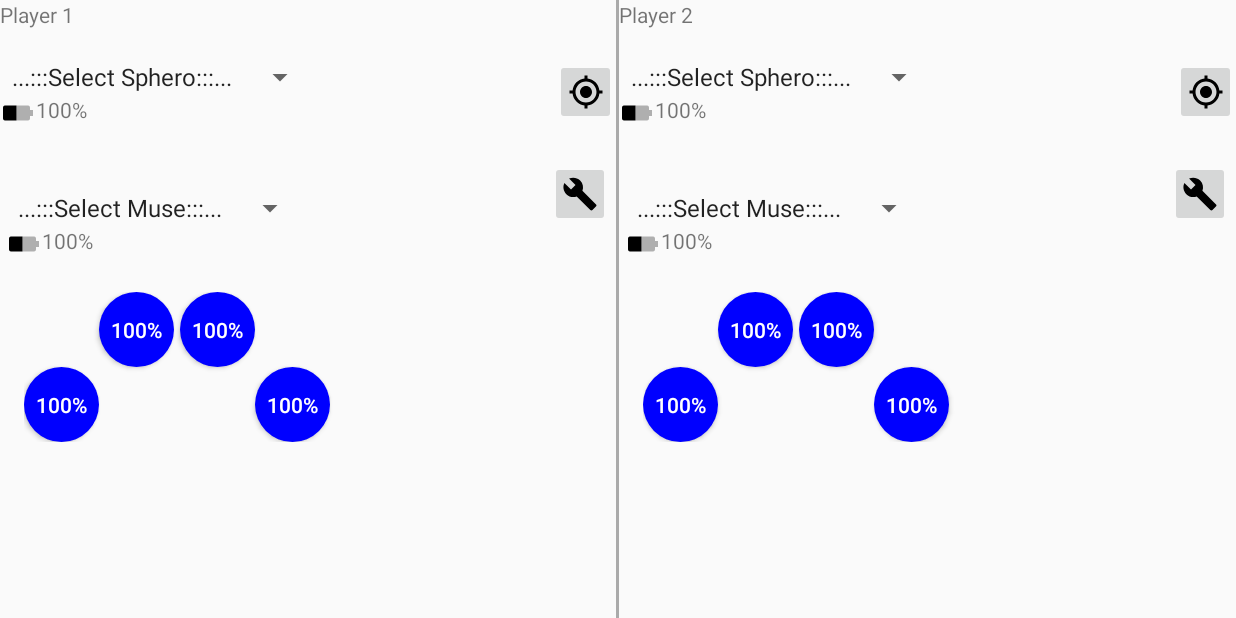
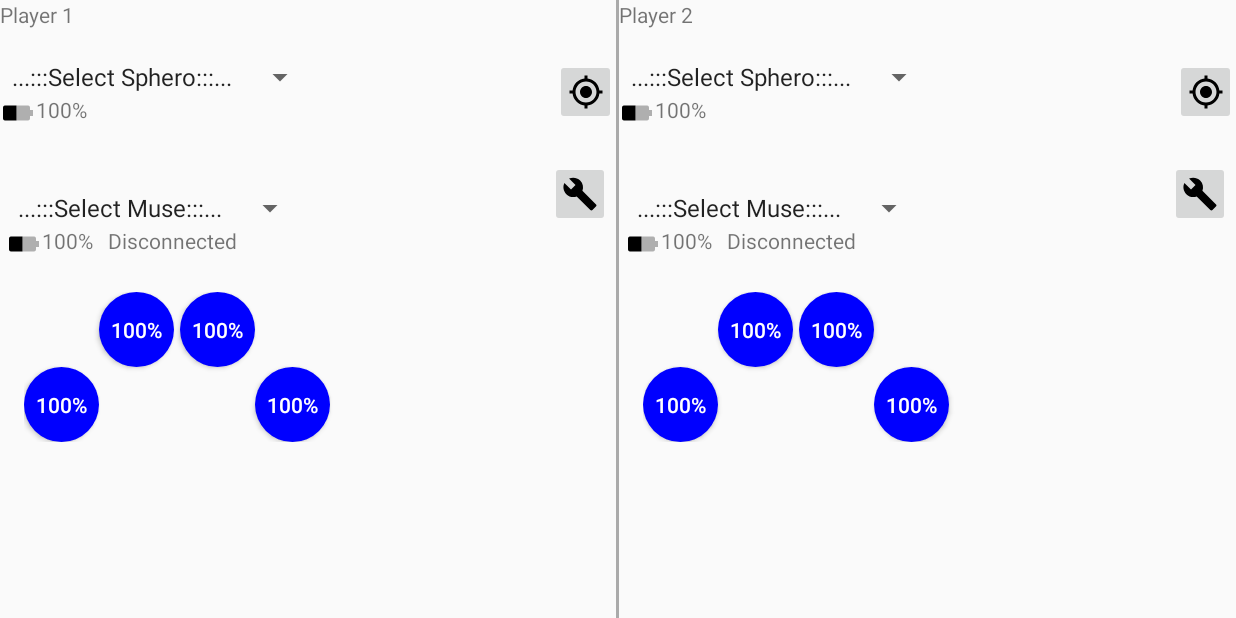
Before and after one commit to neuralcubes/musephero, an Android app: the screen it shows after launch (MainActivity), on a phone screen of 824 x 412 dp (held sideways). Run offline under Robolectric (Android 15) with nearby library versions, the phone set to English and light mode, and no system bars; libraries missing offline, so code that uses them is left out: com.interaxon.libmuse, com.orbotix, com.orbotix.common, com.orbotix.le; 4 statements that could not run were skipped.

Commit message:
Muse connect (#9)
* List and connect to the headbands

* Make mMuseHandler optional as it's initialised later

```diff
--- a/app/src/main/java/uk/co/neuralcubes/neuralates/ControlFragment.java
+++ b/app/src/main/java/uk/co/neuralcubes/neuralates/ControlFragment.java
@@ -12,12 +12,19 @@ import android.widget.Spinner;
 import android.widget.TextView;
 
 import com.google.common.base.Function;
+import com.google.common.base.Optional;
 import com.google.common.collect.Collections2;
+import com.google.common.collect.Lists;
+import com.google.common.eventbus.EventBus;
+import com.google.common.eventbus.Subscribe;
+import com.interaxon.libmuse.ConnectionState;
 
 import java.util.ArrayList;
 import java.util.Arrays;
 import java.util.Collection;
 import java.util.List;
+
+import uk.co.neuralcubes.neuralates.muse.PairedMuse;
 
 public class ControlFragment extends Fragment {
 
@@ -26,12 +33,15 @@ public class ControlFragment extends Fragment {
     private Spinner mSelectSphero, mSelectMuse;
     private TextView mBatterySphero, mBatteryMuse;
     private Collection<Button> mElectrodeButtons;
+    private EventBus mBus = new EventBus();
+    private Optional<PairedMuse> mMuseHandler = Optional.absent() ;
 
     @Override
     public View onCreateView(LayoutInflater inflater, ViewGroup container,
                              Bundle savedInstanceState) {
         final View view = inflater.inflate(R.layout.fragment_control, container, false);
 
+        this.mBus.register(this);
         mSelectSphero = (Spinner) view.findViewById(R.id.sphero_selector);
         // TODO Get the list of devices got from listSpheros
         // Test array
@@ -43,14 +53,22 @@ public class ControlFragment extends Fragment {
         mSelectSphero.setAdapter(adapterSphero);
 
         mSelectMuse = (Spinner) view.findViewById(R.id.muse_selector);
-        // TODO Get the list of devices got from listMuses
-        // Test array
-        List<String> tmpArrayMuse = new ArrayList<>();
-        tmpArrayMuse.add(getResources().getString(R.string.muse_selector_header));
+
+        List<String> muses = Lists.newArrayList();
+        muses.add(getResources().getString(R.string.muse_selector_header));
         // Populate the spinner with the array
-        ArrayAdapter<String> adapterMuse = new ArrayAdapter<>(getContext(), android.R.layout.simple_spinner_item, tmpArrayMuse);
+        muses.addAll(Collections2.transform(PairedMuse.getPairedMuses(), new Function<PairedMuse,String>() {
+            @Override
+            public String apply(PairedMuse muse) {
+                return muse.toString();
+            }
+        }));
+
+        ArrayAdapter<String> adapterMuse = new ArrayAdapter<>(getContext(), android.R.layout.simple_spinner_item, muses);
+
         adapterMuse.setDropDownViewResource(android.R.layout.simple_spinner_dropdown_item);
         mSelectMuse.setAdapter(adapterMuse);
+
         //System.out.println(view.getResources().getString(R.string.player)
         //        view.findViewById(R.id.player_label));
 
@@ -83,9 +101,15 @@ public class ControlFragment extends Fragment {
         });
 
         mSelectMuse.setOnItemSelectedListener(new AdapterView.OnItemSelectedListener() {
+
             public void onItemSelected(AdapterView<?> adapterView, View view, int i, long l) {
-                String muse_id = adapterView.getItemAtPosition(i).toString();
-                //TODO Connect to selected Muse
+
+                //0 is the default "Choose muse" element in the spinner
+                if (i>0 ) {
+                   //fix the offset
+                    ControlFragment.this.mMuseHandler = Optional.of(PairedMuse.getPairedMuses().get(i-1));
+                    ControlFragment.this.mMuseHandler.get().connect(ControlFragment.this.mBus);
+                }
             }
 
             public void onNothingSelected(AdapterView<?> parent) {
@@ -93,4 +117,16 @@ public class ControlFragment extends Fragment {
             }
         });
     }
+    @Subscribe
+    public void updateMuseConnectionState( final ConnectionState state){
+        this.getActivity().runOnUiThread(new Runnable() {
+
+            @Override
+            public void run() {
+                TextView connectionStatusText = (TextView)
+                        ControlFragment.this.getActivity().findViewById(R.id.muse_connection_status);
+                connectionStatusText.setText(state.toString());
+            }
+        });
+    }
 }
--- a/app/src/main/java/uk/co/neuralcubes/neuralates/muse/MuseHandler.java
+++ b/app/src/main/java/uk/co/neuralcubes/neuralates/muse/MuseHandler.java
@@ -28,7 +28,6 @@ import java.io.Closeable;
  * <p/>
  * <ul>
  * <li> com.interaxon.libmuse.ConnectionState </li>
- * <li> com.interaxon.libmuse.Muse </li>
  * <li> uk.co.neuralcubes.MuseHandler.AccelerometerReading </li>
  * <li> uk.co.neuralcubes.MuseHandler.FocusLevel </li>
  * <li> uk.co.neuralcubes.MuseHandler.HorseshoeReading </li>
--- a/app/src/main/res/layout/fragment_control.xml
+++ b/app/src/main/res/layout/fragment_control.xml
@@ -125,6 +125,15 @@
                         android:textAlignment="center"
                         android:textSize="@dimen/battery_text_size"
                         android:layout_gravity="right" />
+                    <TextView
+                        android:layout_width="wrap_content"
+                        android:layout_height="wrap_content"
+                        android:text="@string/muse_disconnected"
+                        android:id="@+id/muse_connection_status"
+                        android:textAlignment="center"
+                        android:textSize="@dimen/battery_text_size"
+                        android:layout_gravity="right"
+                        android:layout_marginLeft="10dp" />
                 </LinearLayout>
 
                 <GridLayout xmlns:android="http://schemas.android.com/apk/res/android"
--- a/app/src/main/res/values/strings.xml
+++ b/app/src/main/res/values/strings.xml
@@ -15,4 +15,5 @@
     <string name="player">Player %1$d</string>
     <string name="percentage_format">%1$d%</string>
     <string name="percentage_100">100%</string>
+    <string name="muse_disconnected">Disconnected</string>
 </resources>
```
